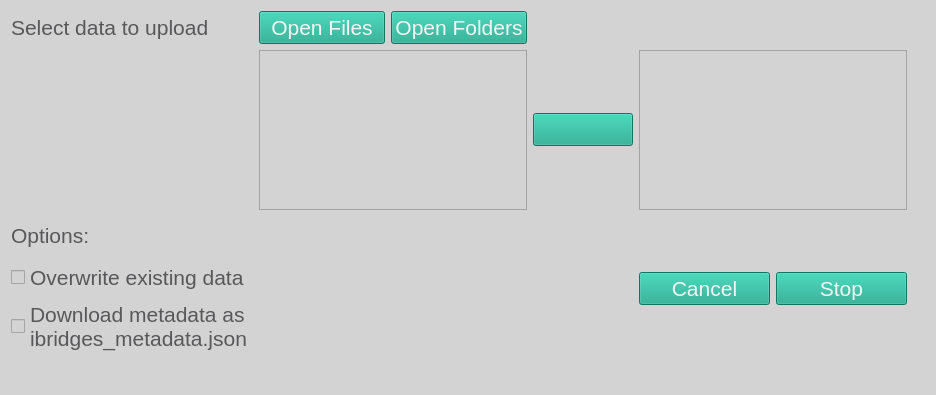
Before: the Qt Designer form ibridgesgui/ui_files/uploadData.ui in iBridges-for-iRODS/iBridges-GUI, drawn with Qt 5.
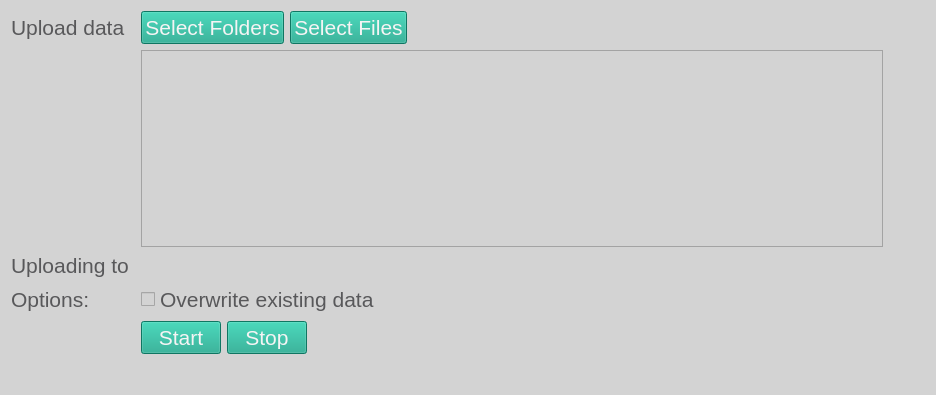
After: the same form once the commit is applied. Icons and pictures are not drawn.

Commit message: Upload button in browser

Patch:
```diff
--- a/ibridgesgui/ui_files/uploadData.ui
+++ b/ibridgesgui/ui_files/uploadData.ui
@@ -52,120 +52,102 @@
 </string>
   </property>
   <layout class="QGridLayout" name="gridLayout">
-   <item row="1" column="1">
-    <layout class="QHBoxLayout" name="horizontalLayout_2">
-     <item>
-      <widget class="QPushButton" name="pushButton">
-       <property name="text">
-        <string>Open Files</string>
-       </property>
-      </widget>
-     </item>
-     <item>
-      <widget class="QPushButton" name="pushButton_2">
-       <property name="text">
-        <string>Open Folders</string>
-       </property>
-      </widget>
-     </item>
-    </layout>
-   </item>
-   <item row="8" column="0" colspan="7">
-    <widget class="QLabel" name="error_label">
-     <property name="text">
-      <string/>
-     </property>
-    </widget>
-   </item>
-   <item row="5" column="0">
-    <layout class="QVBoxLayout" name="verticalLayout">
-     <item>
-      <widget class="QLabel" name="label_2">
-       <property name="font">
-        <font>
-         <pointsize>16</pointsize>
-         <italic>false</italic>
-         <bold>false</bold>
-        </font>
-       </property>
-       <property name="text">
-        <string>Options:</string>
-       </property>
-      </widget>
-     </item>
-     <item>
-      <spacer name="verticalSpacer_2">
-       <property name="orientation">
-        <enum>Qt::Vertical</enum>
-       </property>
-       <property name="sizeHint" stdset="0">
-        <size>
-         <width>20</width>
-         <height>40</height>
-        </size>
-       </property>
-      </spacer>
-     </item>
-     <item>
-      <widget class="QCheckBox" name="overwrite">
-       <property name="text">
-        <string>Overwrite existing data</string>
-       </property>
-      </widget>
-     </item>
-     <item>
-      <widget class="QCheckBox" name="checkBox">
-       <property name="text">
-        <string>Download metadata as
-ibridges_metadata.json</string>
-       </property>
-      </widget>
-     </item>
-    </layout>
-   </item>
-   <item row="1" column="0">
-    <widget class="QLabel" name="label">
-     <property name="font">
-      <font>
-       <pointsize>16</pointsize>
-       <italic>false</italic>
-       <bold>false</bold>
-      </font>
-     </property>
-     <property name="text">
-      <string>Select data to upload</string>
-     </property>
-    </widget>
+   <item row="1" column="2">
+    <widget class="QListWidget" name="sources_list"/>
    </item>
    <item row="3" column="2">
-    <widget class="QPushButton" name="transfer_button">
-     <property name="minimumSize">
-      <size>
-       <width>100</width>
-       <height>0</height>
-      </size>
+    <widget class="QCheckBox" name="overwrite">
+     <property name="text">
+      <string>Overwrite existing data</string>
      </property>
+    </widget>
+   </item>
+   <item row="0" column="2">
+    <layout class="QHBoxLayout" name="horizontalLayout_3">
+     <item>
+      <widget class="QPushButton" name="folder_button">
+       <property name="text">
+        <string>Select Folders</string>
+       </property>
+      </widget>
+     </item>
+     <item>
+      <widget class="QPushButton" name="file_button">
+       <property name="text">
+        <string>Select Files</string>
+       </property>
+      </widget>
+     </item>
+     <item>
+      <spacer name="horizontalSpacer">
+       <property name="orientation">
+        <enum>Qt::Horizontal</enum>
+       </property>
+       <property name="sizeHint" stdset="0">
+        <size>
+         <width>40</width>
+         <height>20</height>
+        </size>
+       </property>
+      </spacer>
+     </item>
+    </layout>
+   </item>
+   <item row="2" column="2">
+    <widget class="QLabel" name="destination_label">
      <property name="text">
       <string/>
      </property>
-     <property name="icon">
-      <iconset>
-       <normaloff>../icons/arrow-right.png</normaloff>../icons/arrow-right.png</iconset>
+    </widget>
+   </item>
+   <item row="2" column="3">
+    <widget class="QLabel" name="label_4">
+     <property name="text">
+      <string/>
      </property>
-     <property name="iconSize">
-      <size>
-       <width>50</width>
-       <height>50</height>
-      </size>
+    </widget>
+   </item>
+   <item row="3" column="0">
+    <widget class="QLabel" name="label_2">
+     <property name="font">
+      <font>
+       <pointsize>16</pointsize>
+       <italic>false</italic>
+       <bold>false</bold>
+      </font>
      </property>
+     <property name="text">
+      <string>Options:</string>
+     </property>
     </widget>
    </item>
-   <item row="5" column="3">
+   <item row="0" column="0">
+    <widget class="QLabel" name="label">
+     <property name="font">
+      <font>
+       <pointsize>16</pointsize>
+       <italic>false</italic>
+       <bold>false</bold>
+      </font>
+     </property>
+     <property name="text">
+      <string>Upload data</string>
+     </property>
+    </widget>
+   </item>
+   <item row="2" column="0">
+    <widget class="QLabel" name="label_5">
+     <property name="text">
+      <string>Uploading to</string>
+     </property>
+    </widget>
+   </item>
+   <item row="4" column="2">
     <layout class="QHBoxLayout" name="horizontalLayout">
      <item>
       <widget class="QPushButton" name="cancel_button">
        <property name="text">
-        <string>Cancel</string>
+        <string>Start</string>
        </property>
       </widget>
      </item>
@@ -176,33 +158,34 @@
        </property>
       </widget>
      </item>
+     <item>
+      <spacer name="horizontalSpacer_2">
+       <property name="orientation">
+        <enum>Qt::Horizontal</enum>
+       </property>
+       <property name="sizeHint" stdset="0">
+        <size>
+         <width>40</width>
+         <height>20</height>
+        </size>
+       </property>
+      </spacer>
+     </item>
     </layout>
    </item>
-   <item row="1" column="3">
+   <item row="2" column="4">
     <widget class="QLabel" name="label_3">
      <property name="text">
       <string/>
      </property>
     </widget>
    </item>
-   <item row="4" column="1">
-    <spacer name="verticalSpacer">
-     <property name="orientation">
-      <enum>Qt::Vertical</enum>
+   <item row="9" column="0" colspan="6">
+    <widget class="QLabel" name="error_label">
+     <property name="text">
+      <string/>
      </property>
-     <property name="sizeHint" stdset="0">
-      <size>
-       <width>20</width>
-       <height>40</height>
-      </size>
-     </property>
-    </spacer>
-   </item>
-   <item row="3" column="1">
-    <widget class="QTableView" name="source_table"/>
-   </item>
-   <item row="3" column="3">
-    <widget class="QTableView" name="destination_table"/>
+    </widget>
    </item>
   </layout>
  </widget>
```
Left out of the diff: 4 changed lines with no effect on the pictures. The commit also changes 7 other files.
